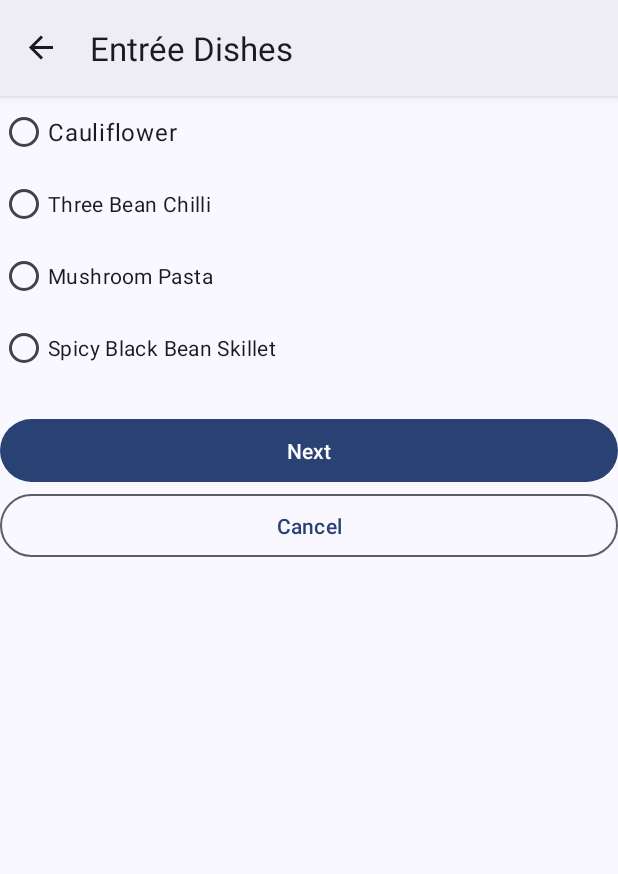
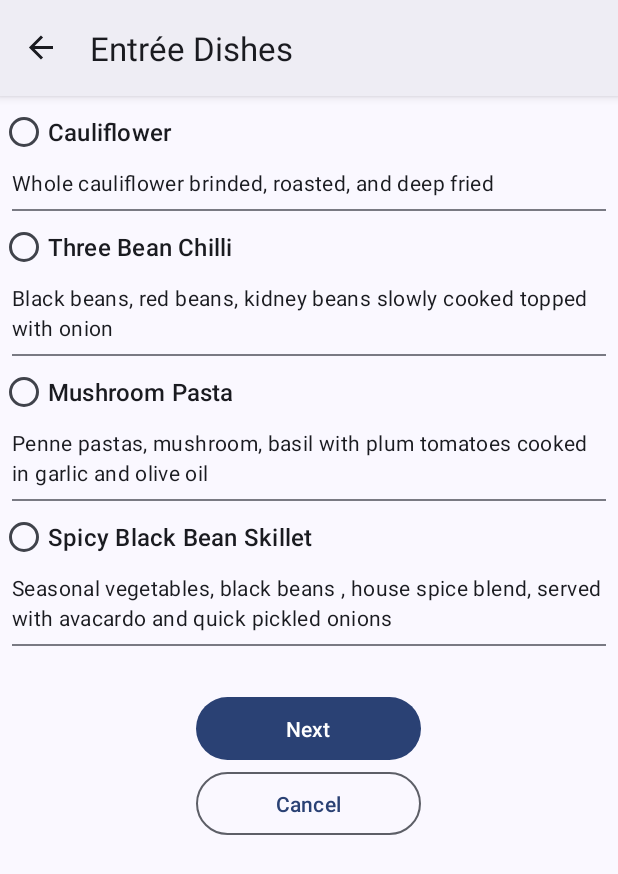
Before and after one commit to nijuyonkadesu/smol_Lunch_Tray, an Android app: the EntreeFragment screen opened through its navigation route, on a phone screen of 412 x 824 dp. Shown: the top 874 px of the screen. Run offline under Robolectric (Android 15) with nearby library versions, the phone set to English and light mode, and no system bars; our stand-ins replace data binding, navigation-ui; 2 statements that could not run were skipped.

Commit message:
update styles & theme for entree fragment

```diff
--- /dev/null
+++ b/app/src/debug/res/mipmap-anydpi-v26/ic_launcher.xml
@@ -0,0 +1,5 @@
+<?xml version="1.0" encoding="utf-8"?>
+<adaptive-icon xmlns:android="http://schemas.android.com/apk/res/android">
+    <background android:drawable="@color/ic_launcher_background"/>
+    <foreground android:drawable="@mipmap/ic_launcher_foreground"/>
+</adaptive-icon>
--- /dev/null
+++ b/app/src/debug/res/values/ic_launcher_background.xml
@@ -0,0 +1,4 @@
+<?xml version="1.0" encoding="utf-8"?>
+<resources>
+    <color name="ic_launcher_background">#F2F2F2</color>
+</resources>
--- a/app/src/main/res/layout/fragment_accompaniment.xml
+++ b/app/src/main/res/layout/fragment_accompaniment.xml
@@ -30,7 +30,6 @@
                     android:layout_height="wrap_content">
 
                     <RadioButton
-                        style="@style/RadioTextBig"
                         tools:text="roll"
                         android:text="@string/roll"
                         android:onClick="@{()->accompanimentFragment.chooseEntree(1)}"
@@ -42,7 +41,7 @@
                         tools:text="berries"
                         android:text="@string/berries"
                         android:onClick="@{()->accompanimentFragment.chooseEntree(2)}"
-                        android:id="@+id/radio_button_2"
+                        android:id="@+id/bean"
                         android:layout_height="wrap_content"
                         android:layout_width="wrap_content"/>
 
@@ -50,7 +49,7 @@
                         tools:text="veggies"
                         android:text="@string/veggies"
                         android:onClick="@{()->accompanimentFragment.chooseEntree(3)}"
-                        android:id="@+id/radio_button_3"
+                        android:id="@+id/pasta"
                         android:layout_height="wrap_content"
                         android:layout_width="wrap_content"/>
 
--- a/app/src/main/res/layout/fragment_entree.xml
+++ b/app/src/main/res/layout/fragment_entree.xml
@@ -30,56 +30,96 @@
                     android:layout_height="wrap_content">
 
                     <RadioButton
-                        style="@style/RadioTextBig"
                         tools:text="Cauliflower"
                         android:text="@string/cauliflower"
                         android:onClick="@{()->entreeFragment.chooseEntree(1)}"
-                        android:id="@+id/radio_button_1"
+                        android:id="@+id/cauliflower"
                         android:layout_height="wrap_content"
                         android:layout_width="wrap_content"/>
+                    <TextView
+                        style="@style/Description"
+                        android:layout_width="match_parent"
+                        android:layout_height="wrap_content"
+                        android:text="@string/cauliflower_desc"/>
+                    <com.google.android.material.divider.MaterialDivider
+                        android:layout_marginHorizontal="@dimen/margin_between_elements"
+                        android:layout_width="match_parent"
+                        android:layout_height="wrap_content"/>
 
                     <RadioButton
                         tools:text="bean"
                         android:text="@string/bean"
                         android:onClick="@{()->entreeFragment.chooseEntree(2)}"
-                        android:id="@+id/radio_button_2"
+                        android:id="@+id/bean"
                         android:layout_height="wrap_content"
                         android:layout_width="wrap_content"/>
+                    <TextView
+                        style="@style/Description"
+                        android:layout_width="match_parent"
+                        android:layout_height="wrap_content"
+                        android:text="@string/bean_desc"/>
+                    <com.google.android.material.divider.MaterialDivider
+                        android:layout_marginHorizontal="@dimen/margin_between_elements"
+                        android:layout_width="match_parent"
+                        android:layout_height="wrap_content"/>
 
                     <RadioButton
                         tools:text="pasta"
                         android:text="@string/pasta"
                         android:onClick="@{()->entreeFragment.chooseEntree(3)}"
-                        android:id="@+id/radio_button_3"
+                        android:id="@+id/pasta"
                         android:layout_height="wrap_content"
                         android:layout_width="wrap_content"/>
+                    <TextView
+                        style="@style/Description"
+                        android:layout_width="match_parent"
+                        android:layout_height="wrap_content"
+                        android:text="@string/pasta_desc"/>
+                    <com.google.android.material.divider.MaterialDivider
+                        android:layout_marginHorizontal="@dimen/margin_between_elements"
+                        android:layout_width="match_parent"
+                        android:layout_height="wrap_content"/>
 
                     <RadioButton
                         tools:text="skillet"
                         android:text="@string/skillet"
                         android:onClick="@{()->entreeFragment.chooseEntree(4)}"
-                        android:id="@+id/radio_button_4"
+                        android:id="@+id/skillet"
                         android:layout_height="wrap_content"
                         android:layout_width="wrap_content"/>
-
+                    <TextView
+                        style="@style/Description"
+                        android:layout_width="match_parent"
+                        android:layout_height="wrap_content"
+                        android:text="@string/skillet_desc"/>
+                    <com.google.android.material.divider.MaterialDivider
+                        android:layout_marginHorizontal="@dimen/margin_between_elements"
+                        android:layout_width="match_parent"
+                        android:layout_height="wrap_content"/>
                 </RadioGroup>
                 <TextView
                     android:layout_width="match_parent"
+                    style="@style/SubtotalEmphasis"
+                    android:layout_marginTop="@dimen/margin_between_elements"
                     android:layout_height="wrap_content"
                     android:textAlignment="viewEnd"
+                    android:paddingEnd="@dimen/margin_between_elements"
                     android:text="@{@string/subtotal(viewModel.subtotal)}" />
                 <Button
+                    android:layout_width="@dimen/button_width"
+                    android:layout_gravity="center_horizontal"
                     android:id="@+id/next_btn"
                     android:onClick="@{()->entreeFragment.nextPage()}"
-                    android:layout_width="match_parent"
                     android:layout_height="50dp"
                     android:text="@string/next_btn"
                     app:layout_constraintEnd_toEndOf="parent"/>
                 <Button
+                    android:layout_width="@dimen/button_width"
+                    android:layout_gravity="center_horizontal"
                     style="?attr/materialButtonOutlinedStyle"
+
                     android:id="@+id/cancel_btn"
                     android:onClick="@{()->entreeFragment.cancelOrder()}"
-                    android:layout_width="match_parent"
                     android:layout_height="50dp"
                     android:text="@string/cancel_btn"
                     app:layout_constraintEnd_toEndOf="parent"/>
--- a/app/src/main/res/layout/fragment_side_dish.xml
+++ b/app/src/main/res/layout/fragment_side_dish.xml
@@ -30,7 +30,6 @@
                     android:layout_height="wrap_content">
 
                     <RadioButton
-                        style="@style/RadioTextBig"
                         tools:text="Salad"
                         android:text="@string/salad"
                         android:onClick="@{()->sideDishFragment.chooseSideDish(1)}"
@@ -42,7 +41,7 @@
                         tools:text="soup"
                         android:text="@string/soup"
                         android:onClick="@{()->sideDishFragment.chooseSideDish(2)}"
-                        android:id="@+id/radio_button_2"
+                        android:id="@+id/bean"
                         android:layout_height="wrap_content"
                         android:layout_width="wrap_content"/>
 
@@ -50,7 +49,7 @@
                         tools:text="potato"
                         android:text="@string/potato"
                         android:onClick="@{()->sideDishFragment.chooseSideDish(3)}"
-                        android:id="@+id/radio_button_3"
+                        android:id="@+id/pasta"
                         android:layout_height="wrap_content"
                         android:layout_width="wrap_content"/>
 
@@ -58,7 +57,7 @@
                         tools:text="rice"
                         android:text="@string/rice"
                         android:onClick="@{()->sideDishFragment.chooseSideDish(4)}"
-                        android:id="@+id/radio_button_4"
+                        android:id="@+id/skillet"
                         android:layout_height="wrap_content"
                         android:layout_width="wrap_content"/>
 
--- /dev/null
+++ b/app/src/main/res/values/dimens.xml
@@ -0,0 +1,5 @@
+<?xml version="1.0" encoding="utf-8"?>
+<resources>
+    <dimen name="margin_between_elements">8dp</dimen>
+    <dimen name="button_width">150dp</dimen>
+</resources>
--- a/app/src/main/res/values/strings.xml
+++ b/app/src/main/res/values/strings.xml
@@ -34,4 +34,8 @@
     <string name="tax_amount">Tax: %s</string>
     <string name="total_amount">TOTAL: %s</string>
     <string name="place_order">Place Order!</string>
+    <string name="cauliflower_desc">Whole cauliflower brinded, roasted, and deep fried</string>
+    <string name="bean_desc">Black beans, red beans, kidney beans slowly cooked topped with onion</string>
+    <string name="pasta_desc">Penne pastas, mushroom, basil with plum tomatoes cooked in garlic and olive oil</string>
+    <string name="skillet_desc">Seasonal vegetables, black beans , house spice blend, served with avacardo and quick pickled onions</string>
 </resources>
--- a/app/src/main/res/values/styles.xml
+++ b/app/src/main/res/values/styles.xml
@@ -1,6 +1,20 @@
 <?xml version="1.0" encoding="utf-8"?>
 <resources>
-    <style name="RadioTextBig" parent="Theme.SmolLunchTray">
-        <item name="android:textAppearance">?attr/textAppearanceBody1</item>
+
+<!--  Radio Button Text Size Thanks @synsynsyn for helping me out  -->
+
+    <style name="RadioButtonText" parent="Widget.Material3.CompoundButton.RadioButton">
+        <item name="android:textAppearance">@style/TextAppearance.Material3.TitleMedium</item>
+    </style>
+
+<!--  Text Description  -->
+    <style name="Description" parent="Widget.MaterialComponents.TextView">
+        <item name="android:textAppearance">@style/TextAppearance.Material3.BodyMedium</item>
+        <item name="android:layout_marginHorizontal">@dimen/margin_between_elements</item>
+        <item name="android:layout_marginBottom">@dimen/margin_between_elements</item>
+    </style>
+<!--  Subtotal  -->
+    <style name="SubtotalEmphasis" parent="Widget.MaterialComponents.TextView">
+        <item name="android:textAppearance">@style/TextAppearance.Material3.TitleMedium</item>
     </style>
 </resources>
--- a/app/src/main/res/values/themes.xml
+++ b/app/src/main/res/values/themes.xml
@@ -28,5 +28,7 @@
         <item name="colorSurfaceInverse">@color/md_theme_light_inverseSurface</item>
         <item name="elevationOverlayColor">@color/md_theme_light_surfaceTint</item>
         <item name="colorPrimaryInverse">@color/md_theme_light_inversePrimary</item>
+<!--    Custom Theming    -->
+        <item name="radioButtonStyle">@style/RadioButtonText</item>
     </style>
 </resources>
```
Also changed, not shown: app/src/debug/res/mipmap-hdpi/ic_launcher_foreground.png (added), app/src/debug/res/mipmap-mdpi/ic_launcher_foreground.png (added), app/src/debug/res/mipmap-xhdpi/ic_launcher_foreground.png (added), app/src/debug/res/mipmap-xxhdpi/ic_launcher_foreground.png (added), app/src/debug/res/mipmap-xxxhdpi/ic_launcher_foreground.png (added).
